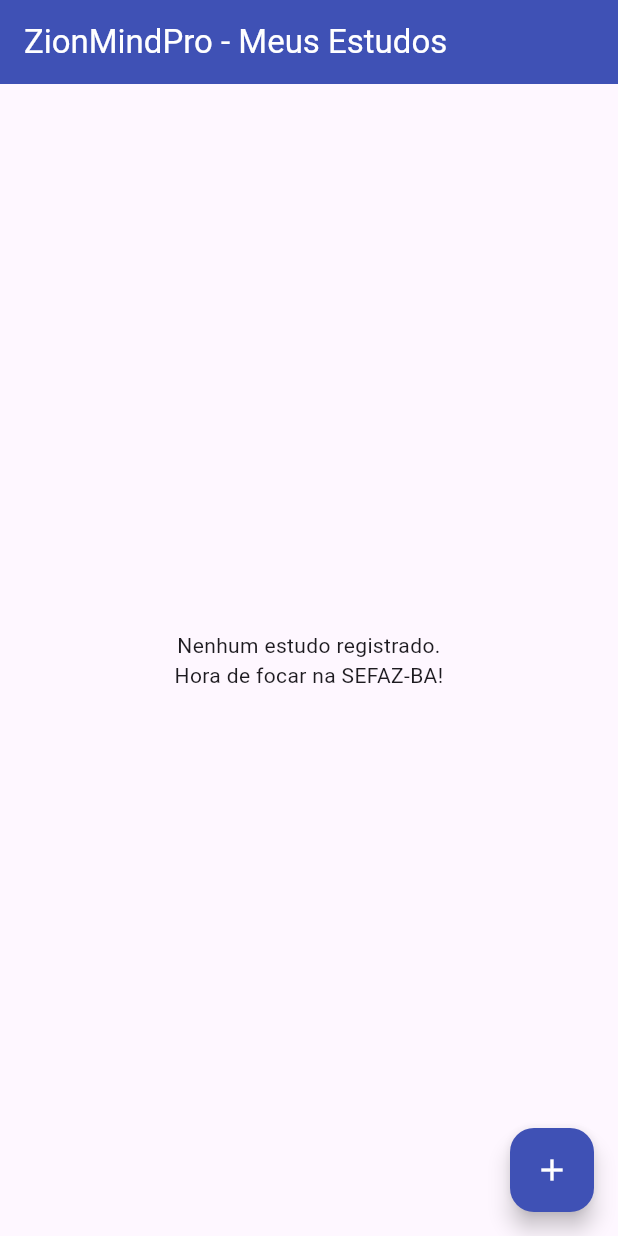
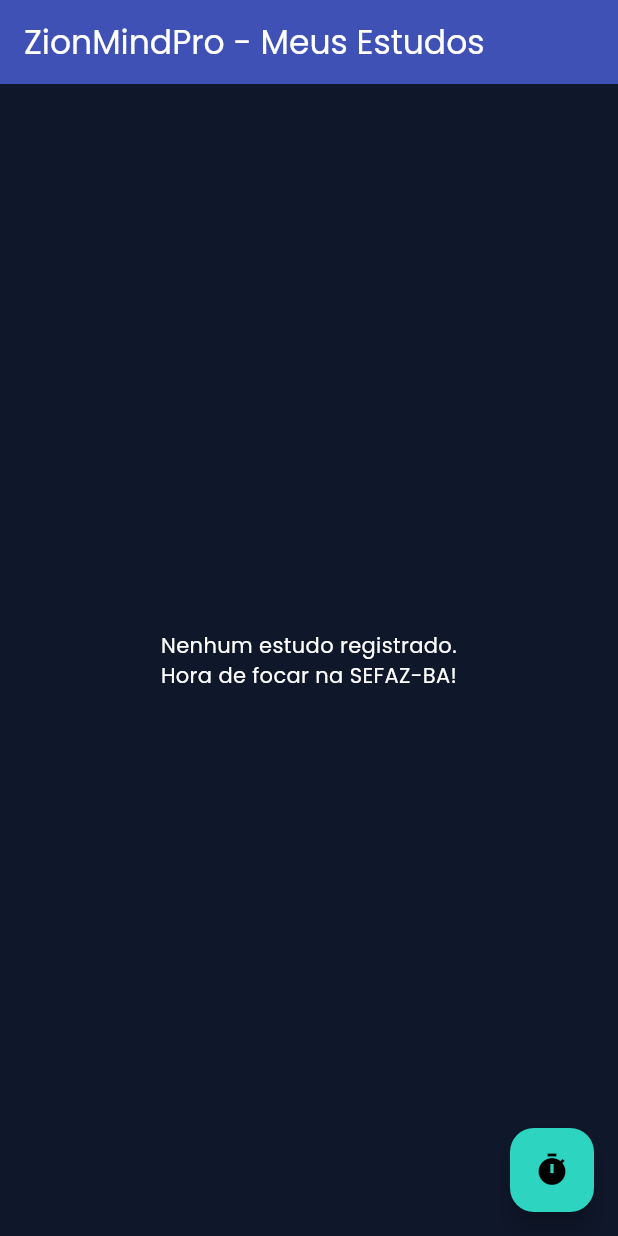
Before and after one commit to Eudberg/zion_mind_pro, a Flutter app: the screen it shows after launch, on a phone screen of 412 x 824 dp. Run offline on Flutter 3.47's test engine with Material 3 defaults, Android fonts, the phone set to English and light mode, and no system bars; our stand-ins replace google_fonts, percent_indicator, shared_preferences, sqflite; accounts and stored records are empty.

Commit message:
Commit 9: Cronômetro persistente

```diff
--- a/lib/main.dart
+++ b/lib/main.dart
@@ -1,4 +1,5 @@
 import 'package:flutter/material.dart';
+import 'package:google_fonts/google_fonts.dart';
 import 'screens/tela_inicial.dart';
 
 void main() {
@@ -11,8 +12,43 @@
     return MaterialApp(
       title: 'ZionMindPro',
       debugShowCheckedModeBanner: false,
-      theme: ThemeData(primarySwatch: Colors.indigo, useMaterial3: true),
-      home: TelaInicial(), // Aqui chamamos a sua tela
+
+      // CONFIGURAÇÃO DO TEMA DARK/MODERNO
+      theme: ThemeData(
+        useMaterial3: true,
+        brightness: Brightness.dark,
+        scaffoldBackgroundColor: Color(0xFF0F172A), // Midnight Indigo (Fundo)
+        primaryColor: Color(0xFF6366F1), // Indigo Vívido
+        // Cores do esquema (Isso aqui já pinta os Cards automaticamente)
+        colorScheme: ColorScheme.dark(
+          primary: Color(0xFF6366F1),
+          secondary: Color(0xFF2DD4BF), // Electric Teal
+          surface: Color(0xFF1E293B), // Cor dos Cards e Superfícies
+          error: Color(0xFFF43F5E), // Sunset Orange
+        ),
+
+        // Configuração de Fontes
+        textTheme: GoogleFonts.poppinsTextTheme(
+          Theme.of(context).textTheme.apply(
+            bodyColor: Colors.white,
+            displayColor: Colors.white,
+          ),
+        ),
+
+        // Estilo dos Botões
+        elevatedButtonTheme: ElevatedButtonThemeData(
+          style: ElevatedButton.styleFrom(
+            backgroundColor: Color(0xFF6366F1),
+            foregroundColor: Colors.white,
+            shape: RoundedRectangleBorder(
+              borderRadius: BorderRadius.circular(12),
+            ),
+            padding: EdgeInsets.symmetric(horizontal: 24, vertical: 12),
+          ),
+        ),
+      ),
+
+      home: TelaInicial(), // Sua tela inicial
     );
   }
 }
--- a/lib/screens/tela_inicial.dart
+++ b/lib/screens/tela_inicial.dart
@@ -2,6 +2,7 @@
 import '../database/db_helper.dart';
 import '../models/sessao_estudo.dart';
 import '../widgets/modal_cadastro.dart';
+import 'tela_cronometro.dart';
 
 class TelaInicial extends StatefulWidget {
   @override
@@ -60,25 +61,20 @@
         },
       ),
       floatingActionButton: FloatingActionButton(
-        onPressed: () {
-          showModalBottomSheet(
-            context: context,
-            isScrollControlled: true,
-            builder: (ctx) => Padding(
-              padding: EdgeInsets.only(
-                bottom: MediaQuery.of(ctx).viewInsets.bottom,
-              ),
-              child: ModalCadastro(
-                onSave: () {
-                  setState(() {}); // Atualiza a lista após salvar
-                },
-              ),
-            ),
+        onPressed: () async {
+          // Navega para a tela do cronômetro e espera ela voltar
+          await Navigator.push(
+            context,
+            MaterialPageRoute(builder: (context) => TelaCronometro()),
           );
+          // Quando voltar, atualiza a lista de estudos feitos
+          setState(() {});
         },
-        child: Icon(Icons.add),
-        backgroundColor: Colors.indigo,
-        foregroundColor: Colors.white,
+        child: Icon(Icons.timer), // Ícone de relógio
+        backgroundColor: Theme.of(
+          context,
+        ).colorScheme.secondary, // Electric Teal
+        foregroundColor: Colors.black,
       ),
     );
   }
--- a/pubspec.yaml
+++ b/pubspec.yaml
@@ -40,6 +40,10 @@
   shared_preferences: ^2.2.2 # Configurações simples (ex: seu nome)
   google_fonts: ^6.1.0     # Para o app ficar com visual profissional
   flutter_heatmap_calendar: ^1.0.5 # Aquele gráfico de calor das suas horas
+  fl_chart: ^0.66.0   # Novo: Para os gráficos de desempenho
+  csv: ^6.0.0         # Novo: Para ler suas planilhas de mentoria
+  intl: ^0.19.0       # Novo: Para formatar datas
+  percent_indicator: ^4.2.3 # Novo: Para barras de progresso circulares
 
 dev_dependencies:
   flutter_test:
```
Also changed, not shown: lib/database/db_helper.dart (+37 -3 lines), lib/screens/tela_cronometro.dart (added, +187 -0 lines), lib/services/cronometro_service.dart (added, +58 -0 lines), pubspec.lock, 1 other file.
